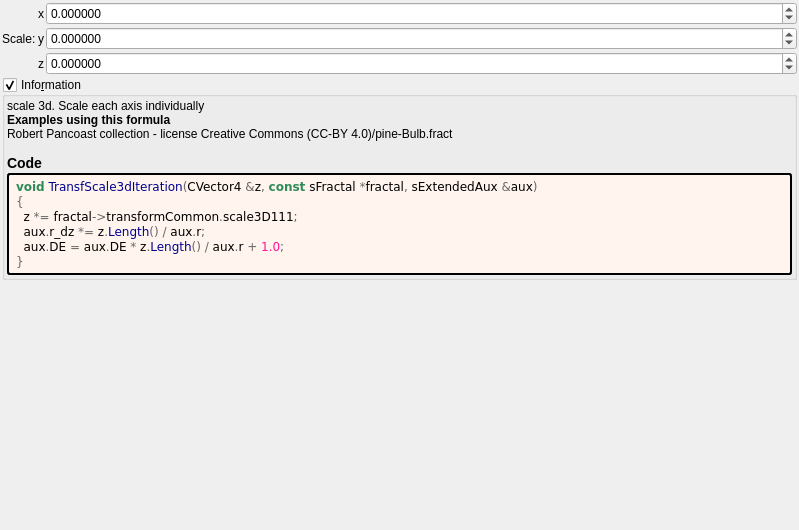
Before: the Qt Designer form mandelbulber2/formula/ui/transf_scale3d.ui in buddhi1980/mandelbulber2, drawn with Qt 5.
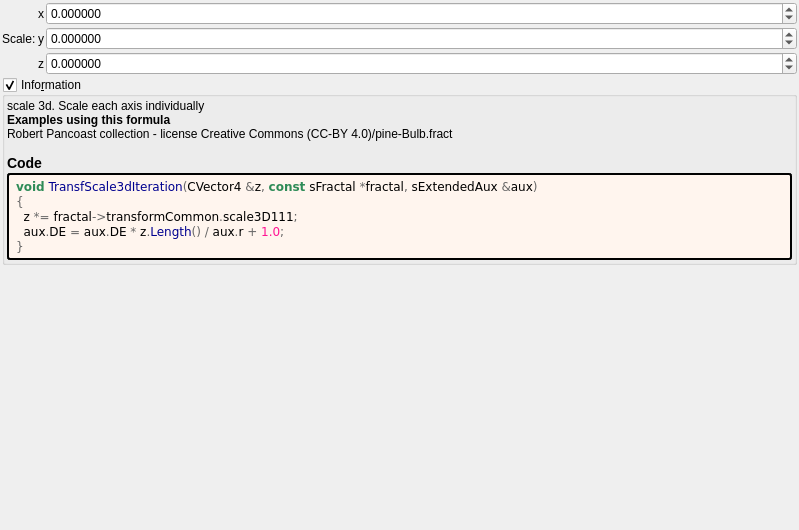
After: the same form once the commit is applied. Custom widgets are drawn as their Qt base class.

```diff
--- a/mandelbulber2/formula/ui/transf_scale3d.ui
+++ b/mandelbulber2/formula/ui/transf_scale3d.ui
@@ -203,7 +203,6 @@
 &lt;pre style=&quot;color:#000000; background-color:#fff5ee;  font-family:'Courier New',monospace;&quot;&gt;&lt;span style=&quot;color:#2e8b57; font-weight:bold&quot;&gt;void&lt;/span&gt; &lt;span style=&quot;color:#00008f&quot;&gt;TransfScale3dIteration&lt;/span&gt;&lt;span style=&quot;color:#676767&quot;&gt;(&lt;/span&gt;CVector4 &lt;span style=&quot;color:#676767&quot;&gt;&amp;amp;&lt;/span&gt;z&lt;span style=&quot;color:#676767&quot;&gt;,&lt;/span&gt; &lt;span style=&quot;color:#2e8b57; font-weight:bold&quot;&gt;const&lt;/span&gt; sFractal &lt;span style=&quot;color:#676767&quot;&gt;*&lt;/span&gt;fractal&lt;span style=&quot;color:#676767&quot;&gt;,&lt;/span&gt; sExtendedAux &lt;span style=&quot;color:#676767&quot;&gt;&amp;amp;&lt;/span&gt;aux&lt;span style=&quot;color:#676767&quot;&gt;)&lt;/span&gt;
 &lt;span style=&quot;color:#676767&quot;&gt;{&lt;/span&gt;
   z &lt;span style=&quot;color:#676767&quot;&gt;*=&lt;/span&gt; fractal&lt;span style=&quot;color:#676767&quot;&gt;-&amp;gt;&lt;/span&gt;transformCommon&lt;span style=&quot;color:#676767&quot;&gt;.&lt;/span&gt;scale3D111&lt;span style=&quot;color:#676767&quot;&gt;;&lt;/span&gt;
-  aux&lt;span style=&quot;color:#676767&quot;&gt;.&lt;/span&gt;r_dz &lt;span style=&quot;color:#676767&quot;&gt;*=&lt;/span&gt; z&lt;span style=&quot;color:#676767&quot;&gt;.&lt;/span&gt;&lt;span style=&quot;color:#00008f&quot;&gt;Length&lt;/span&gt;&lt;span style=&quot;color:#676767&quot;&gt;() /&lt;/span&gt; aux&lt;span style=&quot;color:#676767&quot;&gt;.&lt;/span&gt;r&lt;span style=&quot;color:#676767&quot;&gt;;&lt;/span&gt;
   aux&lt;span style=&quot;color:#676767&quot;&gt;.&lt;/span&gt;DE &lt;span style=&quot;color:#676767&quot;&gt;=&lt;/span&gt; aux&lt;span style=&quot;color:#676767&quot;&gt;.&lt;/span&gt;DE &lt;span style=&quot;color:#676767&quot;&gt;*&lt;/span&gt; z&lt;span style=&quot;color:#676767&quot;&gt;.&lt;/span&gt;&lt;span style=&quot;color:#00008f&quot;&gt;Length&lt;/span&gt;&lt;span style=&quot;color:#676767&quot;&gt;() /&lt;/span&gt; aux&lt;span style=&quot;color:#676767&quot;&gt;.&lt;/span&gt;r &lt;span style=&quot;color:#676767&quot;&gt;+&lt;/span&gt; &lt;span style=&quot;color:#ff1493&quot;&gt;1.0&lt;/span&gt;&lt;span style=&quot;color:#676767&quot;&gt;;&lt;/span&gt;
 &lt;span style=&quot;color:#676767&quot;&gt;}&lt;/span&gt;
 &lt;/pre&gt;
```
